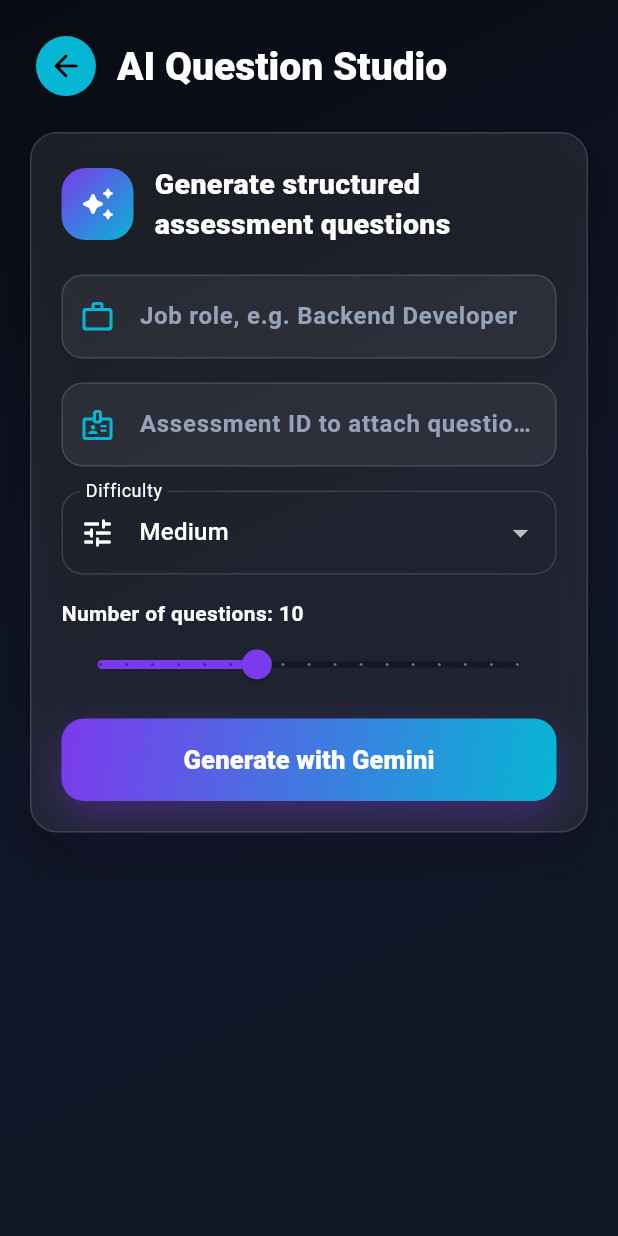
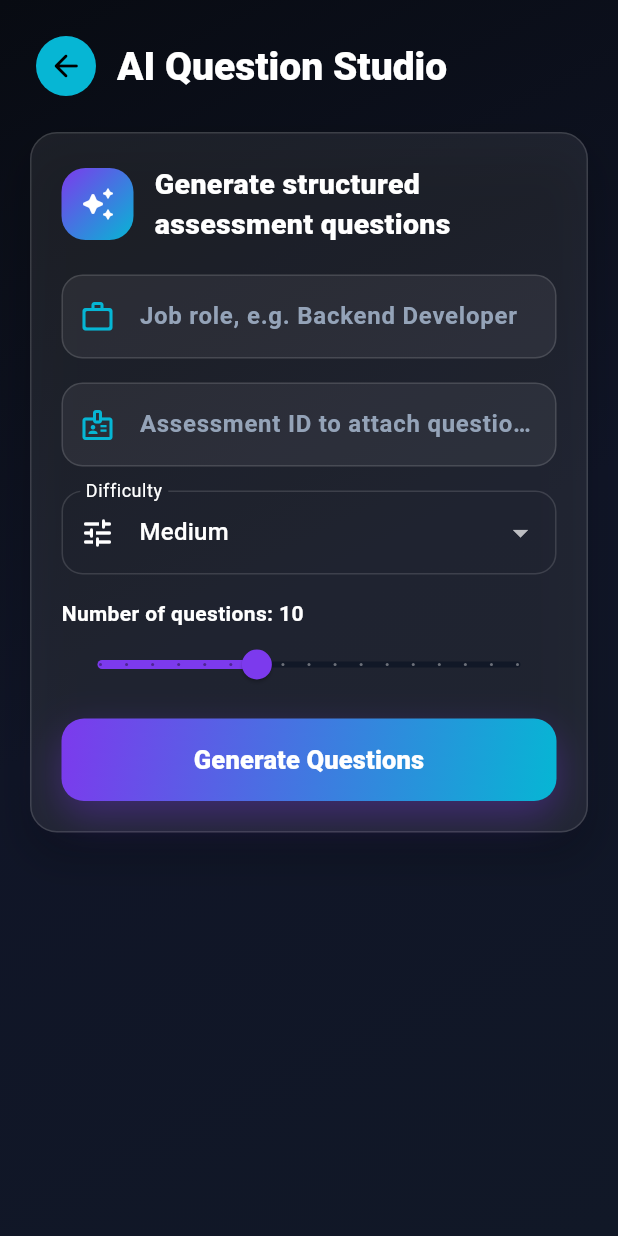
Before and after one commit to KARTHIKRATAN/HireNova-AI-Recruitment-Platform, a Flutter app: the GenerateQuestionsScreen screen opened directly, on a phone screen of 412 x 824 dp. Run offline on Flutter 3.47's test engine with Material 3 defaults, Android fonts, the light colour scheme and no system bars; our stand-ins replace cloud_firestore, firebase_auth, firebase_core, google_sign_in; accounts and stored records are empty.

Commit message:
last file

```diff
--- a/lib/screens/hr/generate_questions_screen.dart
+++ b/lib/screens/hr/generate_questions_screen.dart
@@ -189,7 +189,7 @@
                       ),
                       const SizedBox(height: 12),
                       CustomButton(
-                        text: "Generate with Gemini",
+                        text: "Generate Questions",
                         isLoading: provider.isLoading,
                         onPressed: generateQuestions,
                       ),
@@ -259,7 +259,7 @@
               crossAxisAlignment: CrossAxisAlignment.start,
               children: [
                 const Text(
-                  "Gemini is building your assessment",
+                  "Your assessment is building shortly....",
                   style: TextStyle(fontWeight: FontWeight.w800),
                 ),
                 const SizedBox(height: 4),
```
